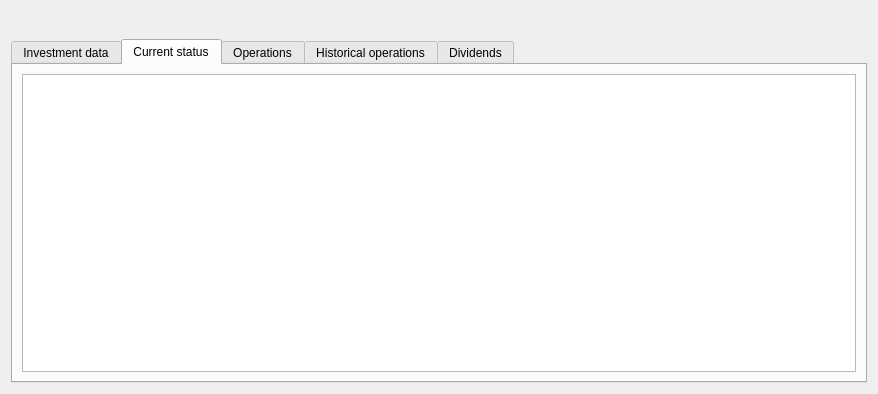
First picture: the form in ui/frmInversionesEstudio.ui, repository turulomio/xulpymoney, before the edit.
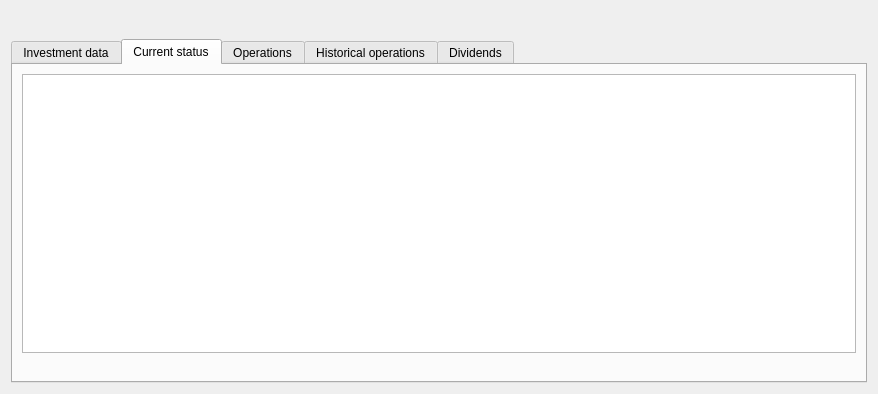
Second picture: the form after the edit. The open tabs and pages were chosen to show the change. Icons and pictures are not drawn. Custom widgets are drawn as their Qt base class.

What changed in the file:
```diff
--- a/ui/frmInversionesEstudio.ui
+++ b/ui/frmInversionesEstudio.ui
@@ -195,6 +195,20 @@
              </attribute>
             </widget>
            </item>
+           <item>
+            <widget class="QLabel" name="lblAge">
+             <property name="font">
+              <font>
+               <pointsize>8</pointsize>
+               <weight>75</weight>
+               <bold>true</bold>
+              </font>
+             </property>
+             <property name="alignment">
+              <set>Qt::AlignCenter</set>
+             </property>
+            </widget>
+           </item>
           </layout>
          </item>
         </layout>
```
Left out of the diff: 2 changed lines with no effect on the pictures.
